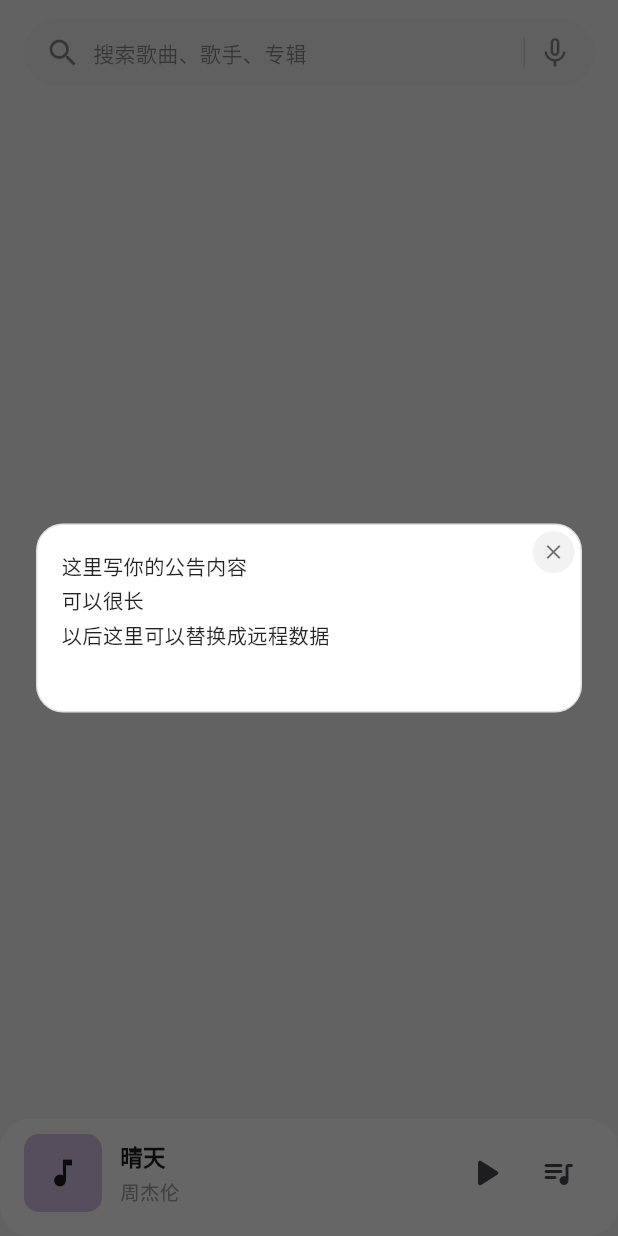
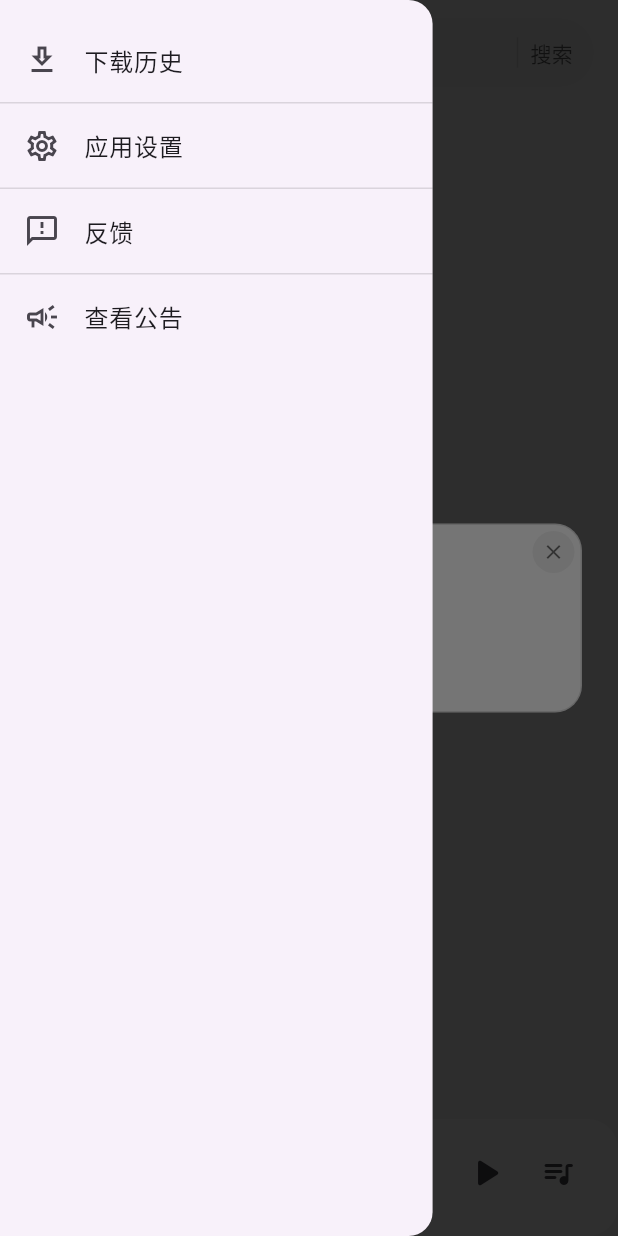
Before and after one commit to wcnnnd11/android_music_app, a Flutter app: the screen it shows after launch, with the side drawer open (before the commit the screen has no drawer), on a phone screen of 412 x 824 dp. Run offline on Flutter 3.47's test engine with Material 3 defaults, Android fonts, the phone set to English and light mode, and no system bars; network calls fail.

Commit message:
feat: 优化首页顶部交互并新增侧边栏公告入口

```diff
--- a/lib/models/music_account.dart
+++ b/lib/models/music_account.dart
@@ -1,24 +1,20 @@
 import 'playlist.dart';
 
-/// 音乐账号模型
-/// 作用：表示某个平台下的一个具体账号
 class MusicAccount {
-  /// 账号唯一标识
   final String id;
+  final String nickname;
+  final List<Playlist> playlists;
 
-  /// 账号昵称
-  final String nickname;
-
-  /// 当前账号对应的歌单列表
-  final List<Playlist> playlists;
+  /// 👇 新增
+  final String? avatarUrl;
 
   const MusicAccount({
     required this.id,
     required this.nickname,
     required this.playlists,
+    this.avatarUrl,
   });
 
-  /// 从 JSON 构建 MusicAccount
   factory MusicAccount.fromJson(Map<String, dynamic> json) {
     final playlistsJson = json['playlists'] as List<dynamic>? ?? [];
 
@@ -28,15 +24,20 @@ class MusicAccount {
       playlists: playlistsJson
           .map((item) => Playlist.fromJson(item as Map<String, dynamic>))
           .toList(),
+
+      /// 👇 新增
+      avatarUrl: json['avatar_url'] as String?,
     );
   }
 
-  /// 转为 JSON
   Map<String, dynamic> toJson() {
     return {
       'id': id,
       'nickname': nickname,
       'playlists': playlists.map((playlist) => playlist.toJson()).toList(),
+
+      /// 👇 新增
+      'avatar_url': avatarUrl,
     };
   }
 }
--- a/lib/pages/home_page.dart
+++ b/lib/pages/home_page.dart
@@ -7,6 +7,7 @@ import '../widgets/home/home_loading_overlays.dart';
 import '../widgets/home/home_error_overlay.dart';
 import '../widgets/home/home_bottom_sheets.dart';
 import '../widgets/home/home_page_content.dart';
+import '../widgets/home/home_drawer.dart'; // 👈 新增
 
 class HomePage extends StatefulWidget {
   const HomePage({super.key});
@@ -18,8 +19,8 @@ class HomePage extends StatefulWidget {
 class _HomePageState extends State<HomePage> {
   late final HomeController _controller;
   late final AssetImage _launchImage;
+  final GlobalKey<ScaffoldState> _scaffoldKey = GlobalKey<ScaffoldState>();
 
-  /// ===== 新增：公告显示状态 =====
   bool _showAnnouncement = true;
 
   @override
@@ -66,18 +67,33 @@ class _HomePageState extends State<HomePage> {
             AppConfig.announcement.content;
 
         return Scaffold(
+          key: _scaffoldKey,
           extendBodyBehindAppBar: true,
           backgroundColor: Colors.transparent,
+
+          /// ✅ 抽离后的 drawer
+          drawer: HomeDrawer(
+            onTapAnnouncement: () {
+              setState(() {
+                _showAnnouncement = true;
+              });
+            },
+          ),
+
           appBar: _showAnnouncement
               ? null
               : HomeTopBar(
+                  onTapMenu: () {
+                    _scaffoldKey.currentState?.openDrawer();
+                  },
                   onTapLogin: () {
                     showLoginSheet(context: context, controller: _controller);
                   },
+                  avatarUrl: _controller.currentAccount?.avatarUrl, // 👈 新增
                 ),
+
           body: Stack(
             children: [
-              /// 原本页面
               HomePageContent(
                 controller: _controller,
                 onTapAccountSwitcher: (platform) {
@@ -89,7 +105,7 @@ class _HomePageState extends State<HomePage> {
                 },
               ),
 
-              /// ===== loading 覆盖层 =====
+              /// loading
               if (loadingEnabled && _controller.isInitializing)
                 LaunchLoadingOverlay(
                   image: loadingImagePath.startsWith('http')
@@ -97,20 +113,19 @@ class _HomePageState extends State<HomePage> {
                       : AssetImage(loadingImagePath),
                 ),
 
-              /// App 内操作 loading
               if (_controller.isOperating) const OperatingLoadingOverlay(),
 
-              /// ===== error 覆盖层 =====
+              /// error
               if (_controller.errorMessage != null)
                 HomeErrorOverlay(message: _controller.errorMessage!),
 
-              /// ===== 新增：公告弹层 =====
+              /// 公告
               if (announcementEnabled &&
                   _showAnnouncement &&
                   !_controller.isInitializing &&
                   _controller.errorMessage == null)
                 HomeAnnouncementOverlay(
-                  content: announcementContent, // 🔥 新增
+                  content: announcementContent,
                   onClose: () {
                     setState(() {
                       _showAnnouncement = false;
--- /dev/null
+++ b/lib/widgets/home/home_drawer.dart
@@ -0,0 +1,63 @@
+import 'package:flutter/material.dart';
+
+class HomeDrawer extends StatelessWidget {
+  final VoidCallback onTapAnnouncement;
+
+  const HomeDrawer({super.key, required this.onTapAnnouncement});
+
+  @override
+  Widget build(BuildContext context) {
+    final isDark = Theme.of(context).brightness == Brightness.dark;
+
+    return Drawer(
+      width: MediaQuery.of(context).size.width * 0.7,
+      child: SafeArea(
+        child: Column(
+          children: [
+            const SizedBox(height: 12),
+
+            ListTile(
+              leading: const Icon(Icons.download_outlined),
+              title: const Text('下载历史'),
+              onTap: () {
+                Navigator.pop(context);
+              },
+            ),
+
+            Divider(height: 1, color: isDark ? Colors.white12 : Colors.black12),
+
+            ListTile(
+              leading: const Icon(Icons.settings_outlined),
+              title: const Text('应用设置'),
+              onTap: () {
+                Navigator.pop(context);
+              },
+            ),
+
+            Divider(height: 1, color: isDark ? Colors.white12 : Colors.black12),
+
+            ListTile(
+              leading: const Icon(Icons.feedback_outlined),
+              title: const Text('反馈'),
+              onTap: () {
+                Navigator.pop(context);
+              },
+            ),
+
+            Divider(height: 1, color: isDark ? Colors.white12 : Colors.black12),
+
+            /// 👇 关键改动
+            ListTile(
+              leading: const Icon(Icons.campaign_outlined),
+              title: const Text('查看公告'),
+              onTap: () {
+                Navigator.pop(context);
+                onTapAnnouncement(); // 👈 通知外部
+              },
+            ),
+          ],
+        ),
+      ),
+    );
+  }
+}
--- a/lib/widgets/home/home_search_bar.dart
+++ b/lib/widgets/home/home_search_bar.dart
@@ -33,7 +33,23 @@ class HomeSearchBar extends StatelessWidget {
             color: isDark ? Colors.white12 : Colors.black12,
           ),
           const SizedBox(width: 8),
-          Icon(Icons.mic_none, color: isDark ? Colors.white54 : Colors.black45),
+
+          /// ✅ 右侧“搜索”文字按钮
+          GestureDetector(
+            onTap: () {
+              debugPrint('点击搜索');
+            },
+            child: Text(
+              '搜索',
+              style: TextStyle(
+                color: isDark
+                    ? Colors.white70
+                    : Colors.black87.withValues(alpha: 0.6),
+                fontSize: 14,
+                fontWeight: FontWeight.w500,
+              ),
+            ),
+          ),
         ],
       ),
     );
```
Also changed, not shown: lib/controllers/home_controller.dart (+22 -0 lines), lib/widgets/home/home_top_bar.dart (+29 -22 lines).
